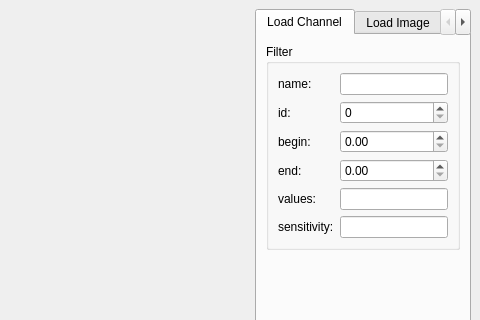
Qt form app/ui/MaracujaMS.ui (xalpha/maracuja) before a commit; both pictures show x 350 to 830 and y 0 to 320 of the 830 by 617 pixel window.
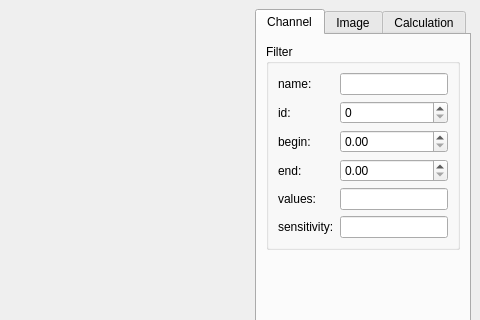
The same form after that commit. The open tabs and pages were chosen to show the change. Icons and pictures are not drawn. Custom widgets are drawn as their Qt base class.

Commit message: added save out functionality (still untested)

```diff
--- a/app/ui/MaracujaMS.ui
+++ b/app/ui/MaracujaMS.ui
@@ -66,7 +66,7 @@
       </property>
       <widget class="QWidget" name="tab">
        <attribute name="title">
-        <string>Load Channel</string>
+        <string>Channel</string>
        </attribute>
        <layout class="QVBoxLayout" name="verticalLayout">
         <item>
@@ -194,7 +194,7 @@
       </widget>
       <widget class="QWidget" name="tab_2">
        <attribute name="title">
-        <string>Load Image</string>
+        <string>Image</string>
        </attribute>
        <layout class="QVBoxLayout" name="verticalLayout_3">
         <item>
```
Left out of the diff: 2 changed lines with no effect on the pictures. The commit also changes 1 other file.
